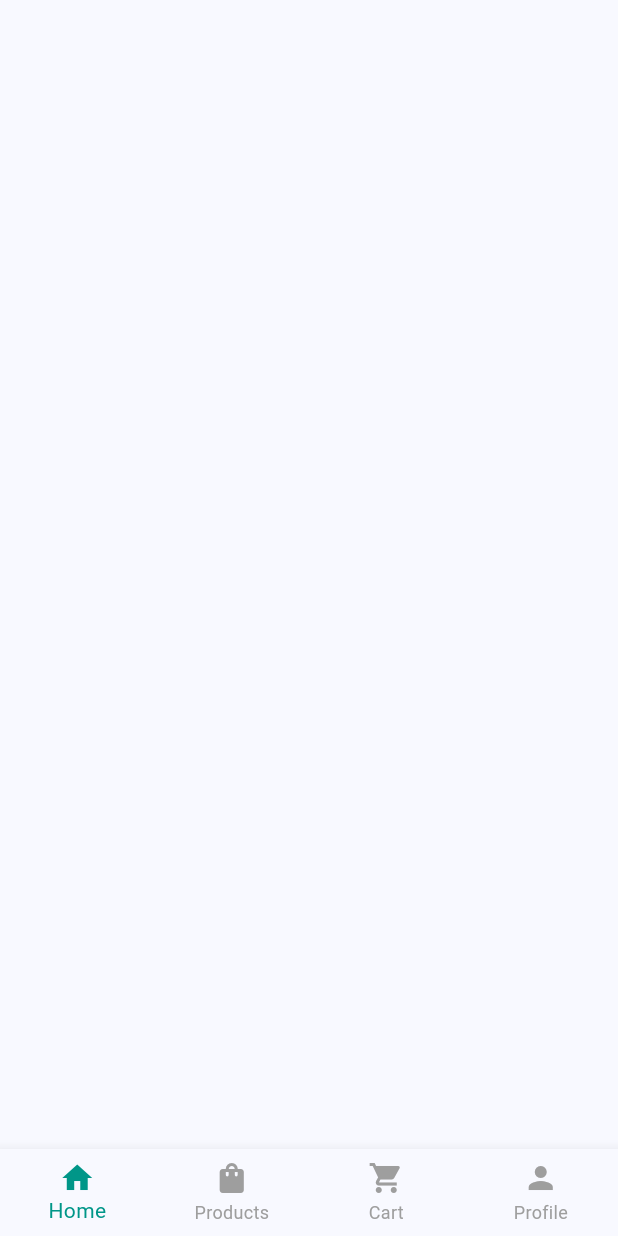
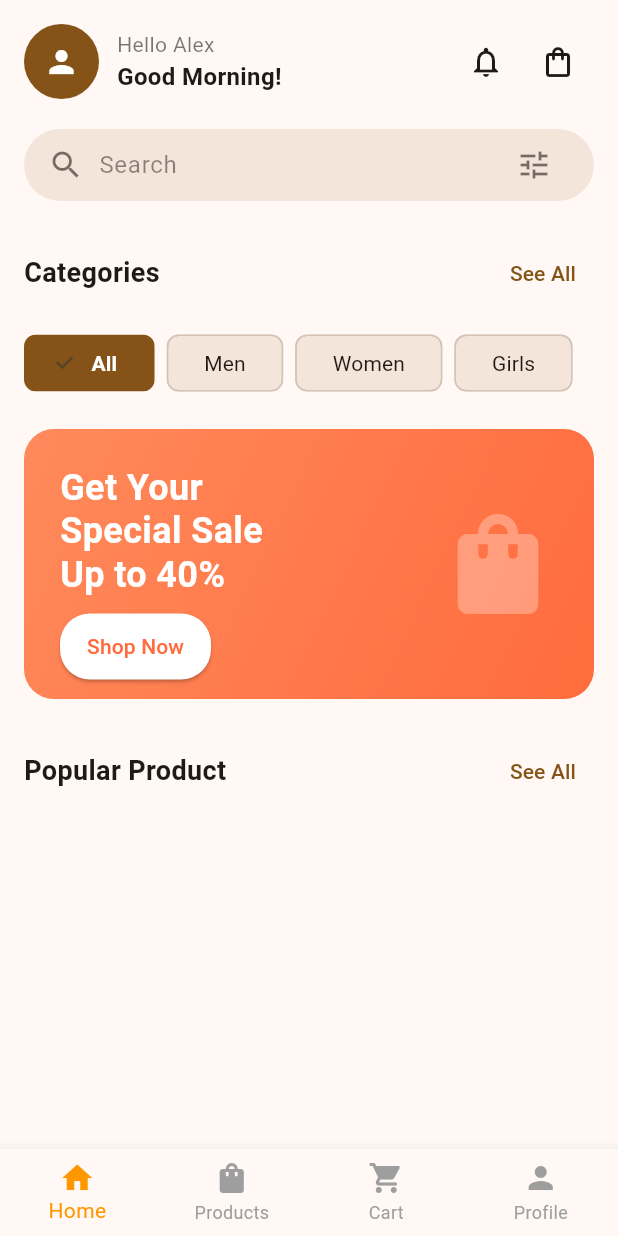
Before and after one commit to bhuwan214/demo_app_flutter, a Flutter app: the screen it shows after launch, on a phone screen of 412 x 824 dp. Run offline on Flutter 3.47's test engine with Material 3 defaults, Android fonts, the phone set to English and light mode, and no system bars; our stand-ins replace image_picker.

Commit message:
dherai kura

```diff
--- a/lib/grid.dart
+++ b/lib/grid.dart
@@ -1,9 +1,17 @@
+
 import 'package:flutter/material.dart';
 import 'package:http/http.dart' as http;
 import 'dart:convert';
 
 class ProductGrid extends StatefulWidget {
-  const ProductGrid({super.key});
+  final String apiUrl;
+  final TextEditingController? searchController;
+
+  const ProductGrid({
+    super.key,
+    required this.apiUrl,
+    this.searchController,
+  });
 
   @override
   State<ProductGrid> createState() => _ProductGridState();
@@ -13,7 +21,6 @@ class _ProductGridState extends State<ProductGrid> with AutomaticKeepAliveClient
   List<dynamic> allItems = [];
   List<dynamic> filteredItems = [];
   bool isLoading = true;
-  final TextEditingController _searchController = TextEditingController();
 
   @override
   bool get wantKeepAlive => true;
@@ -22,17 +29,17 @@ class _ProductGridState extends State<ProductGrid> with AutomaticKeepAliveClient
   void initState() {
     super.initState();
     _fetchProducts();
-    _searchController.addListener(_filterProducts);
+    widget.searchController?.addListener(_filterProducts);
   }
 
   @override
   void dispose() {
-    _searchController.dispose();
+    widget.searchController?.removeListener(_filterProducts);
     super.dispose();
   }
 
   void _filterProducts() {
-    final query = _searchController.text.toLowerCase();
+    final query = widget.searchController?.text.toLowerCase() ?? '';
     setState(() {
       filteredItems = query.isEmpty
           ? allItems
@@ -45,9 +52,7 @@ class _ProductGridState extends State<ProductGrid> with AutomaticKeepAliveClient
 
   Future<void> _fetchProducts() async {
     try {
-      final response = await http.get(
-        Uri.parse("https://ecommerce.atithyahms.com/api/ecommerce/products/all"),
-      );
+      final response = await http.get(Uri.parse(widget.apiUrl));
 
       if (response.statusCode == 200 && mounted) {
         final data = json.decode(response.body);
@@ -75,40 +80,24 @@ class _ProductGridState extends State<ProductGrid> with AutomaticKeepAliveClient
       return const Center(child: CircularProgressIndicator());
     }
 
-    return Column(
-      children: [
-        Padding(
-          padding: const EdgeInsets.all(12.0),
-          child: TextField(
-            controller: _searchController,
-            decoration: InputDecoration(
-              hintText: 'Search products...',
-              prefixIcon: const Icon(Icons.search),
-              suffixIcon: _searchController.text.isNotEmpty
-                  ? IconButton(
-                      icon: const Icon(Icons.clear),
-                      onPressed: () => _searchController.clear(),
-                    )
-                  : null,
-              border: OutlineInputBorder(borderRadius: BorderRadius.circular(12)),
-              filled: true,
-              fillColor: Colors.grey[100],
-            ),
-          ),
-        ),
-        Expanded(
-          child: filteredItems.isEmpty
-              ? Center(
+    if (filteredItems.isEmpty) {
+      return Center(
         child: Column(
           mainAxisAlignment: MainAxisAlignment.center,
           children: [
             const Icon(Icons.search_off, size: 60, color: Colors.grey),
             const SizedBox(height: 16),
-                      Text(_searchController.text.isEmpty ? 'No products' : 'No results'),
+            Text(
+              widget.searchController?.text.isEmpty ?? true
+                  ? 'No products'
+                  : 'No results',
+            ),
           ],
         ),
-                )
-              : Padding(
+      );
+    }
+
+    return Padding(
       padding: const EdgeInsets.symmetric(horizontal: 12),
       child: GridView.builder(
         gridDelegate: const SliverGridDelegateWithFixedCrossAxisCount(
@@ -127,9 +116,6 @@ class _ProductGridState extends State<ProductGrid> with AutomaticKeepAliveClient
           );
         },
       ),
-                ),
-        ),
-      ],
     );
   }
 }
--- a/lib/home.dart
+++ b/lib/home.dart
@@ -2,6 +2,7 @@ import 'package:flutter/material.dart';
 import 'productpage.dart';
 import 'profile_page.dart';
 // import 'widget/themetoggle.dart';
+import 'widget/homebody.dart';
 
 class HomePage extends StatefulWidget {
   final ThemeMode themeMode;
@@ -32,10 +33,7 @@ class _HomePageState extends State<HomePage> {
     // final theme = Theme.of(context);
 
       final pages = [
-      HomeBody(
-        // themeMode: widget.themeMode,
-        // onThemeChanged: widget.onThemeChanged,
-      ),
+      const HomeBody(),
       const ProductPage(),
       const Center(child: Text("🛒 Cart Page....")),
      ProfilePage(
@@ -50,7 +48,7 @@ class _HomePageState extends State<HomePage> {
       bottomNavigationBar: BottomNavigationBar(
         currentIndex: _selectedIndex,
         onTap: _onItemTapped,
-        selectedItemColor: Colors.teal,
+        selectedItemColor: Colors.orange,
         unselectedItemColor: Colors.grey,
         type: BottomNavigationBarType.fixed,
         items: const [
@@ -75,25 +73,25 @@ class _HomePageState extends State<HomePage> {
 }
 
 
-class HomeBody extends StatelessWidget{
+// class HomeBody extends StatelessWidget{
 
-   const HomeBody({
-    super.key,
+//    const HomeBody({
+//     super.key,
 
-   });
+//    });
 
-   @override
-   Widget build(BuildContext context){
-    return  ListView(
-      padding:const EdgeInsets.all(16),
-      children:[const SizedBox(height:10),
-      // ThemeToggle(themeMode:themeMode,
-      // onThemeChanged:onThemeChanged),
+//    @override
+//    Widget build(BuildContext context){
+//     return  ListView(
+//       padding:const EdgeInsets.all(16),
+//       children:[const SizedBox(height:10),
+//       // ThemeToggle(themeMode:themeMode,
+//       // onThemeChanged:onThemeChanged),
 
-      SizedBox(height: 30,),
+//       SizedBox(height: 30,),
 
-     ]
-      );
-   }
+//      ]
+//       );
+//    }
 
-}
+// }
--- a/lib/main.dart
+++ b/lib/main.dart
@@ -30,14 +30,14 @@ class _MyAppState extends State<MyApp> {
           ? ThemeData(
               brightness: Brightness.dark,
               colorScheme: ColorScheme.fromSeed(
-                seedColor: Colors.blue,
+                seedColor: const Color.fromARGB(255, 247, 165, 42),
                 brightness: Brightness.dark,
               ),
               useMaterial3: true,
             )
           : ThemeData(
               brightness: Brightness.light,
-              colorScheme: ColorScheme.fromSeed(seedColor: Colors.blue),
+              colorScheme: ColorScheme.fromSeed(seedColor: Colors.orange),
               useMaterial3: true,
             ),
       duration: const Duration(milliseconds: 500), // ← Animation duration
--- a/lib/productpage.dart
+++ b/lib/productpage.dart
@@ -1,21 +1,70 @@
 import 'package:flutter/material.dart';
 import 'grid.dart';
 
-class ProductPage extends StatelessWidget {
+class ProductPage extends StatefulWidget {
   const ProductPage({super.key});
 
+  @override
+  State<ProductPage> createState() => _ProductPageState();
+}
+
+class _ProductPageState extends State<ProductPage> {
+  final TextEditingController _searchController = TextEditingController();
+
+  @override
+  void dispose() {
+    _searchController.dispose();
+    super.dispose();
+  }
 
   @override
   Widget build(BuildContext context) {
-        final theme = Theme.of(context);
+    final theme = Theme.of(context);
 
- return Scaffold(
+    return Scaffold(
       appBar: AppBar(
         title: const Text('Products'),
         backgroundColor: theme.colorScheme.primaryContainer,
         centerTitle: true,
       ),
-      body: const ProductGrid(),
+      body: Column(
+        children: [
+          // Search Bar
+          Padding(
+            padding: const EdgeInsets.all(20.0),
+            child: TextField(
+              controller: _searchController,
+              decoration: InputDecoration(
+                hintText: 'Search products...',
+                prefixIcon: const Icon(Icons.search),
+                suffixIcon: ValueListenableBuilder(
+                  valueListenable: _searchController,
+                  builder: (context, value, child) {
+                    return value.text.isNotEmpty
+                        ? IconButton(
+                            icon: const Icon(Icons.clear),
+                            onPressed: () => _searchController.clear(),
+                          )
+                        : const SizedBox.shrink();
+                  },
+                ),
+                border: OutlineInputBorder(
+                  borderRadius: BorderRadius.circular(12),
+                ),
+                filled: true,
+                fillColor: Colors.grey[100],
+              ),
+            ),
+          ),
+          // Product Grid
+          Expanded(
+            child: ProductGrid(
+              apiUrl: "https://ecommerce.atithyahms.com/api/ecommerce/products/all",
+              searchController: _searchController,
+            ),
+          ),
+        ],
+      ),
     );
   }
 }
--- /dev/null
+++ b/lib/widget/homebody.dart
@@ -0,0 +1,285 @@
+import 'package:flutter/material.dart';
+
+class HomeBody extends StatelessWidget {
+  const HomeBody({super.key});
+
+  @override
+  Widget build(BuildContext context) {
+    final theme = Theme.of(context);
+    final colorScheme = theme.colorScheme;
+    final isDark = theme.brightness == Brightness.dark;
+
+    return Scaffold(
+      backgroundColor: colorScheme.surface,
+      body: SafeArea(
+        child: SingleChildScrollView(
+          child: Padding(
+            padding: const EdgeInsets.all(16.0),
+            child: Column(
+              crossAxisAlignment: CrossAxisAlignment.start,
+              children: [
+                // Header with profile
+                Row(
+                  children: [
+                    CircleAvatar(
+                      radius: 25,
+                      backgroundColor: colorScheme.primary,
+                      child: Icon(Icons.person, color: colorScheme.onPrimary),
+                    ),
+                    const SizedBox(width: 12),
+                    Column(
+                      crossAxisAlignment: CrossAxisAlignment.start,
+                      children: [
+                        Text(
+                          'Hello Alex',
+                          style: TextStyle(
+                            fontSize: 14,
+                            color: colorScheme.onSurface.withOpacity(0.6),
+                          ),
+                        ),
+                        Text(
+                          'Good Morning!',
+                          style: TextStyle(
+                            fontSize: 16,
+                            fontWeight: FontWeight.bold,
+                            color: colorScheme.onSurface,
+                          ),
+                        ),
+                      ],
+                    ),
+                    const Spacer(),
+                    IconButton(
+                      icon: Icon(
+                        Icons.notifications_outlined,
+                        color: colorScheme.onSurface,
+                      ),
+                      onPressed: () {},
+                    ),
+                    IconButton(
+                      icon: Icon(
+                        Icons.shopping_bag_outlined,
+                        color: colorScheme.onSurface,
+                      ),
+                      onPressed: () {},
+                    ),
+                  ],
+                ),
+                const SizedBox(height: 20),
+
+                // Search Bar
+                Container(
+                  padding: const EdgeInsets.symmetric(horizontal: 16),
+                  decoration: BoxDecoration(
+                    color: isDark
+                        ? colorScheme.surfaceContainerHighest
+                        : colorScheme.surfaceContainerHigh,
+                    borderRadius: BorderRadius.circular(30),
+                  ),
+                  child: Row(
+                    children: [
+                      Icon(
+                        Icons.search,
+                        color: colorScheme.onSurface.withOpacity(0.6),
+                      ),
+                      const SizedBox(width: 10),
+                      Expanded(
+                        child: TextField(
+                          style: TextStyle(color: colorScheme.onSurface),
+                          decoration: InputDecoration(
+                            hintText: 'Search',
+                            hintStyle: TextStyle(
+                              color: colorScheme.onSurface.withOpacity(0.5),
+                            ),
+                            border: InputBorder.none,
+                          ),
+                        ),
+                      ),
+                      IconButton(
+                        icon: Icon(
+                          Icons.tune,
+                          color: colorScheme.onSurface.withOpacity(0.6),
+                        ),
+                        onPressed: () {},
+                      ),
+                    ],
+                  ),
+                ),
+                const SizedBox(height: 24),
+
+                // Categories Section
+                Row(
+                  mainAxisAlignment: MainAxisAlignment.spaceBetween,
+                  children: [
+                    Text(
+                      'Categories',
+                      style: TextStyle(
+                        fontSize: 18,
+                        fontWeight: FontWeight.bold,
+                        color: colorScheme.onSurface,
+                      ),
+                    ),
+                    TextButton(
+                      onPressed: () {},
+                      child: Text(
+                        'See All',
+                        style: TextStyle(color: colorScheme.primary),
+                      ),
+                    ),
+                  ],
+                ),
+                const SizedBox(height: 12),
+
+                // Category Chips
+                SingleChildScrollView(
+                  scrollDirection: Axis.horizontal,
+                  child: Row(
+                    children: [
+                      _CategoryChip(label: 'All', isSelected: true),
+                      _CategoryChip(label: 'Men', isSelected: false),
+                      _CategoryChip(label: 'Women', isSelected: false),
+                      _CategoryChip(label: 'Girls', isSelected: false),
+                    ],
+                  ),
+                ),
+                const SizedBox(height: 20),
+
+                // Promotional Banner
+                Container(
+                  height: 180,
+                  decoration: BoxDecoration(
+                    gradient: LinearGradient(
+                      colors: isDark
+                          ? [
+                              colorScheme.primaryContainer,
+                              colorScheme.primary,
+                            ]
+                          : [
+                              const Color(0xFFFF8A5B),
+                              const Color(0xFFFF6B3D),
+                            ],
+                      begin: Alignment.topLeft,
+                      end: Alignment.bottomRight,
+                    ),
+                    borderRadius: BorderRadius.circular(20),
+                  ),
+                  child: Padding(
+                    padding: const EdgeInsets.all(24.0),
+                    child: Row(
+                      children: [
+                        Expanded(
+                          child: Column(
+                            crossAxisAlignment: CrossAxisAlignment.start,
+                            mainAxisAlignment: MainAxisAlignment.center,
+                            children: [
+                              Text(
+                                'Get Your\nSpecial Sale\nUp to 40%',
+                                style: TextStyle(
+                                  color: isDark
+                                      ? colorScheme.onPrimaryContainer
+                                      : Colors.white,
+                                  fontSize: 24,
+                                  fontWeight: FontWeight.bold,
+                                  height: 1.2,
+                                ),
+                              ),
+                              const SizedBox(height: 10),
+                              ElevatedButton(
+                                onPressed: () {},
+                                style: ElevatedButton.styleFrom(
+                                  backgroundColor: isDark
+                                      ? colorScheme.surface
+                                      : Colors.white,
+                                  foregroundColor: isDark
+                                      ? colorScheme.primary
+                                      : const Color(0xFFFF6B3D),
+                                  shape: RoundedRectangleBorder(
+                                    borderRadius: BorderRadius.circular(20),
+                                  ),
+                                  padding: const EdgeInsets.symmetric(
+                                    horizontal: 18,
+                                    vertical: 12,
+                                  ),
+                                ),
+                                child: const Text('Shop Now'),
+                              ),
+                            ],
+                          ),
+                        ),
+                        Icon(
+                          Icons.shopping_bag,
+                          size: 80,
+                          color: isDark
+                              ? colorScheme.onPrimaryContainer.withOpacity(0.2)
+                              : Colors.white.withOpacity(0.3),
+                        ),
+                      ],
+                    ),
+                  ),
+                ),
+                const SizedBox(height: 24),
+
+                // Popular Products Section
+                Row(
+                  mainAxisAlignment: MainAxisAlignment.spaceBetween,
+                  children: [
+                    Text(
+                      'Popular Product',
+                      style: TextStyle(
+                        fontSize: 18,
+                        fontWeight: FontWeight.bold,
+                        color: colorScheme.onSurface,
+                      ),
+                    ),
+                    TextButton(
+                      onPressed: () {},
+                      child: Text(
+                        'See All',
+                        style: TextStyle(color: colorScheme.primary),
+                      ),
+                    ),
+                  ],
+                ),
+              ],
+            ),
+          ),
+        ),
+      ),
+    );
+  }
+}
+
+class _CategoryChip extends StatelessWidget {
+  final String label;
+  final bool isSelected;
+
+  const _CategoryChip({
+    required this.label,
+    required this.isSelected,
+  });
+
+  @override
+  Widget build(BuildContext context) {
+    final colorScheme = Theme.of(context).colorScheme;
+    final isDark = Theme.of(context).brightness == Brightness.dark;
+
+    return Padding(
+      padding: const EdgeInsets.only(right: 8.0),
+      child: FilterChip(
+        label: Text(label),
+        selected: isSelected,
+        onSelected: (bool value) {},
+        backgroundColor: isDark
+            ? colorScheme.surfaceContainerHighest
+            : colorScheme.surfaceContainerHigh,
+        selectedColor: colorScheme.primary,
+        labelStyle: TextStyle(
+          color: isSelected
+              ? colorScheme.onPrimary
+              : colorScheme.onSurface,
+          fontWeight: isSelected ? FontWeight.bold : FontWeight.normal,
+        ),
+        padding: const EdgeInsets.symmetric(horizontal: 16, vertical: 8),
+      ),
+    );
+  }
+}
```
Lines whose indentation alone changed are shown as unchanged.
